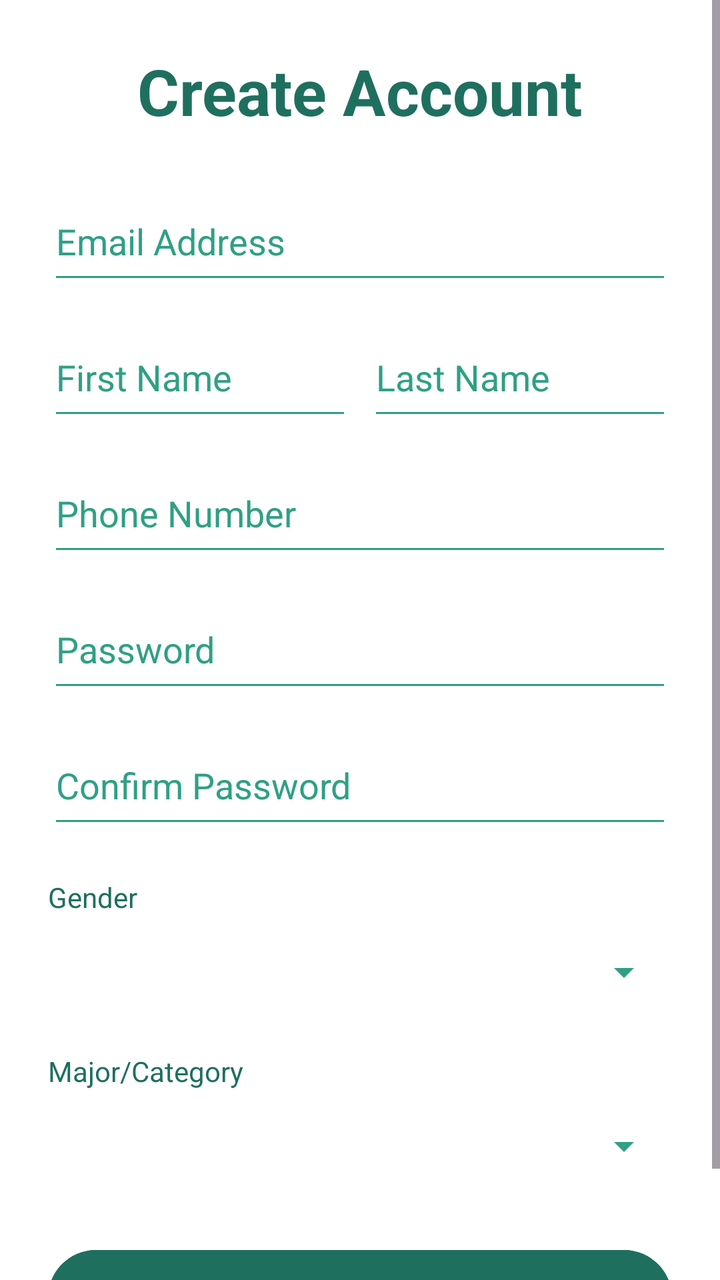
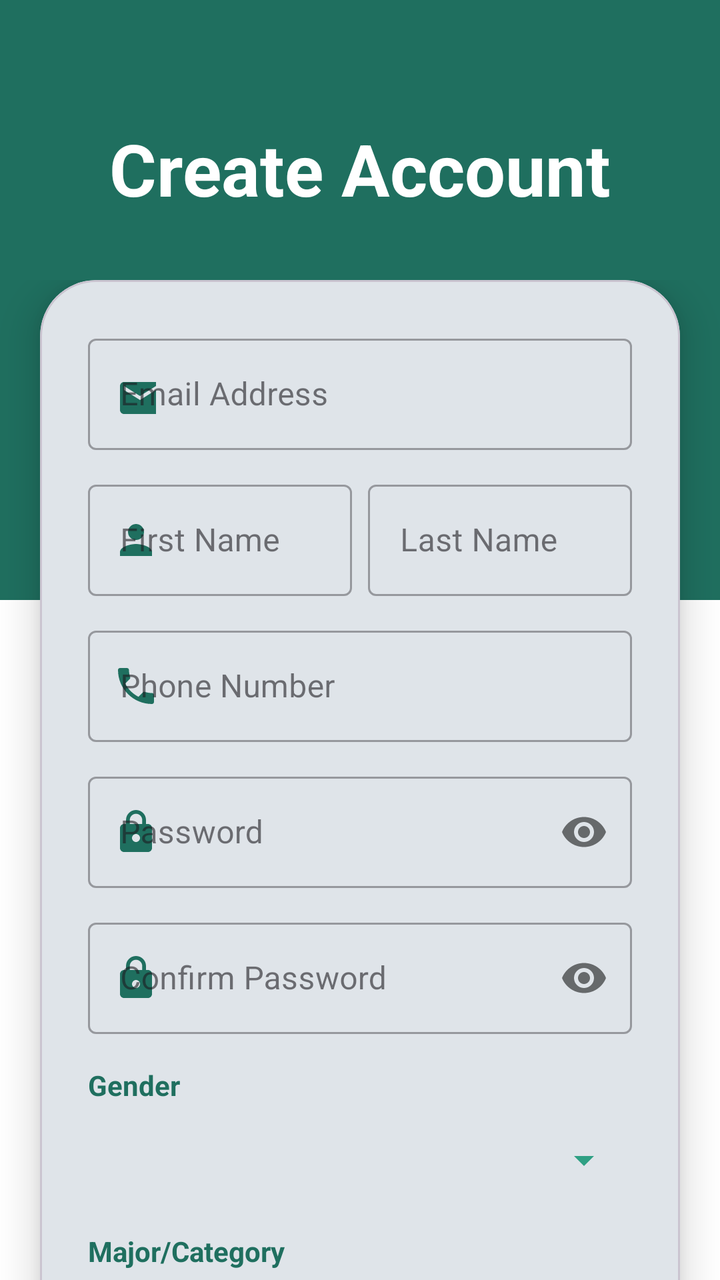

Two renders of the same Android screen: before a commit and after it. Below are the layout's source before the change and the commit's diff.
<!-- AndroidManifest.xml: application theme Theme._1222275_1220495_CourseProject -->
<!-- res/layout/activity_register.xml -->
<?xml version="1.0" encoding="utf-8"?>
<ScrollView xmlns:android="http://schemas.android.com/apk/res/android"
    android:layout_width="match_parent"
    android:layout_height="match_parent"
    android:background="@color/white"
    android:fillViewport="true">

    <LinearLayout
        android:layout_width="match_parent"
        android:layout_height="wrap_content"
        android:orientation="vertical"
        android:padding="24dp"
        android:gravity="center_horizontal">

        <TextView
            android:layout_width="wrap_content"
            android:layout_height="wrap_content"
            android:text="Create Account"
            android:textColor="@color/primary_green"
            android:textSize="32sp"
            android:textStyle="bold"
            android:layout_marginBottom="24dp"/>

        <EditText
            android:id="@+id/etEmail"
            android:layout_width="match_parent"
            android:layout_height="56dp"
            android:hint="Email Address"
            android:inputType="textEmailAddress"
            android:backgroundTint="@color/secondary_green"
            android:textColor="@color/primary_green"
            android:textColorHint="@color/secondary_green"
            android:layout_marginBottom="12dp"/>

        <LinearLayout
            android:layout_width="match_parent"
            android:layout_height="wrap_content"
            android:orientation="horizontal"
            android:layout_marginBottom="12dp">

            <EditText
                android:id="@+id/etFirstName"
                android:layout_width="0dp"
                android:layout_height="56dp"
                android:layout_weight="1"
                android:hint="First Name"
                android:inputType="textPersonName"
                android:backgroundTint="@color/secondary_green"
                android:textColor="@color/primary_green"
                android:textColorHint="@color/secondary_green"
                android:layout_marginEnd="8dp"/>

            <EditText
                android:id="@+id/etLastName"
                android:layout_width="0dp"
                android:layout_height="56dp"
                android:layout_weight="1"
                android:hint="Last Name"
                android:inputType="textPersonName"
                android:backgroundTint="@color/secondary_green"
                android:textColor="@color/primary_green"
                android:textColorHint="@color/secondary_green"/>
        </LinearLayout>

        <EditText
            android:id="@+id/etPhone"
            android:layout_width="match_parent"
            android:layout_height="56dp"
            android:hint="Phone Number"
            android:inputType="phone"
            android:backgroundTint="@color/secondary_green"
            android:textColor="@color/primary_green"
            android:textColorHint="@color/secondary_green"
            android:layout_marginBottom="12dp"/>

        <EditText
            android:id="@+id/etPassword"
            android:layout_width="match_parent"
            android:layout_height="56dp"
            android:hint="Password"
            android:inputType="textPassword"
            android:backgroundTint="@color/secondary_green"
            android:textColor="@color/primary_green"
            android:textColorHint="@color/secondary_green"
            android:layout_marginBottom="12dp"/>

        <EditText
            android:id="@+id/etConfirmPassword"
            android:layout_width="match_parent"
            android:layout_height="56dp"
            android:hint="Confirm Password"
            android:inputType="textPassword"
            android:backgroundTint="@color/secondary_green"
            android:textColor="@color/primary_green"
            android:textColorHint="@color/secondary_green"
            android:layout_marginBottom="20dp"/>

        <TextView
            android:layout_width="match_parent"
            android:layout_height="wrap_content"
            android:text="Gender"
            android:textColor="@color/primary_green"
            android:layout_marginBottom="4dp"/>

        <Spinner
            android:id="@+id/spinnerGender"
            android:layout_width="match_parent"
            android:layout_height="48dp"
            android:backgroundTint="@color/secondary_green"
            android:layout_marginBottom="16dp"/>

        <TextView
            android:layout_width="match_parent"
            android:layout_height="wrap_content"
            android:text="Major/Category"
            android:textColor="@color/primary_green"
            android:layout_marginBottom="4dp"/>

        <Spinner
            android:id="@+id/spinnerCategory"
            android:layout_width="match_parent"
            android:layout_height="48dp"
            android:backgroundTint="@color/secondary_green"
            android:layout_marginBottom="24dp"/>

        <Button
            android:id="@+id/btnRegister"
            android:layout_width="match_parent"
            android:layout_height="56dp"
            android:text="Sign Up"
            android:backgroundTint="@color/primary_green"
            android:textColor="@color/white"
            android:textSize="18sp"
            android:textAllCaps="false"/>

    </LinearLayout>
</ScrollView>
<!-- resources referenced by this layout -->
<resources>
  <color name="primary_green">#1F6F5F</color>
  <color name="secondary_green">#2FA084</color>
  <color name="white">#FFFFFFFF</color>
  <style name="Theme._1222275_1220495_CourseProject" parent="Base.Theme._1222275_1220495_CourseProject" />
  <style name="Base.Theme._1222275_1220495_CourseProject" parent="Theme.Material3.Light.NoActionBar">
          
          <item name="colorPrimary">@color/primary_green</item>
          <item name="colorSecondary">@color/secondary_green</item>
          <item name="android:windowBackground">@color/white</item>
          <item name="android:statusBarColor">@color/primary_green</item>
      </style>
</resources>

<!-- the commit's change to res/layout/activity_register.xml (unified diff, before → after) -->
@@ -1,137 +1,186 @@
 <?xml version="1.0" encoding="utf-8"?>
-<ScrollView xmlns:android="http://schemas.android.com/apk/res/android"
+<androidx.coordinatorlayout.widget.CoordinatorLayout xmlns:android="http://schemas.android.com/apk/res/android"
+    xmlns:app="http://schemas.android.com/apk/res-auto"
     android:layout_width="match_parent"
     android:layout_height="match_parent"
-    android:background="@color/white"
-    android:fillViewport="true">
+    android:background="@color/white">
 
-    <LinearLayout
+    
+    <View
         android:layout_width="match_parent"
+        android:layout_height="300dp"
+        android:background="@color/primary_green" />
+
+    <TextView
+        android:layout_width="wrap_content"
         android:layout_height="wrap_content"
-        android:orientation="vertical"
-        android:padding="24dp"
-        android:gravity="center_horizontal">
+        android:layout_gravity="top|center_horizontal"
+        android:layout_marginTop="60dp"
+        android:text="Create Account"
+        android:textColor="@color/white"
+        android:textSize="36sp"
+        android:textStyle="bold" />
 
-        <TextView
-            android:layout_width="wrap_content"
-            android:layout_height="wrap_content"
-            android:text="Create Account"
-            android:textColor="@color/primary_green"
-            android:textSize="32sp"
-            android:textStyle="bold"
-            android:layout_marginBottom="24dp"/>
+    
+    <androidx.core.widget.NestedScrollView
+        android:layout_width="match_parent"
+        android:layout_height="match_parent"
+        android:layout_marginTop="140dp"
+        android:clipToPadding="false"
+        android:paddingBottom="40dp">
 
-        <EditText
-            android:id="@+id/etEmail"
-            android:layout_width="match_parent"
-            android:layout_height="56dp"
-            android:hint="Email Address"
-            android:inputType="textEmailAddress"
-            android:backgroundTint="@color/secondary_green"
-            android:textColor="@color/primary_green"
-            android:textColorHint="@color/secondary_green"
-            android:layout_marginBottom="12dp"/>
-
-        <LinearLayout
+        <com.google.android.material.card.MaterialCardView
             android:layout_width="match_parent"
             android:layout_height="wrap_content"
-            android:orientation="horizontal"
-            android:layout_marginBottom="12dp">
+            android:layout_marginHorizontal="20dp"
+            android:layout_marginBottom="20dp"
+            app:cardCornerRadius="28dp"
+            app:cardElevation="12dp">
 
-            <EditText
-                android:id="@+id/etFirstName"
-                android:layout_width="0dp"
-                android:layout_height="56dp"
-                android:layout_weight="1"
-                android:hint="First Name"
-                android:inputType="textPersonName"
-                android:backgroundTint="@color/secondary_green"
-                android:textColor="@color/primary_green"
-                android:textColorHint="@color/secondary_green"
-                android:layout_marginEnd="8dp"/>
+            <LinearLayout
+                android:layout_width="match_parent"
+                android:layout_height="wrap_content"
+                android:orientation="vertical"
+                android:padding="24dp">
 
-            <EditText
-                android:id="@+id/etLastName"
-                android:layout_width="0dp"
-                android:layout_height="56dp"
-                android:layout_weight="1"
-                android:hint="Last Name"
-                android:inputType="textPersonName"
-                android:backgroundTint="@color/secondary_green"
-                android:textColor="@color/primary_green"
-                android:textColorHint="@color/secondary_green"/>
-        </LinearLayout>
+                <com.google.android.material.textfield.TextInputLayout
+                    style="@style/Widget.MaterialComponents.TextInputLayout.OutlinedBox"
+                    android:layout_width="match_parent"
+                    android:layout_height="wrap_content"
+                    android:hint="Email Address"
+                    app:startIconDrawable="@drawable/ic_email"
+                    app:startIconTint="@color/primary_green">
+                    <com.google.android.material.textfield.TextInputEditText
+                        android:id="@+id/etEmail"
+                        android:layout_width="match_parent"
+                        android:layout_height="wrap_content"
+                        android:inputType="textEmailAddress" />
+                </com.google.android.material.textfield.TextInputLayout>
 
-        <EditText
-            android:id="@+id/etPhone"
-            android:layout_width="match_parent"
-            android:layout_height="56dp"
-            android:hint="Phone Number"
-            android:inputType="phone"
-            android:backgroundTint="@color/secondary_green"
-            android:textColor="@color/primary_green"
-            android:textColorHint="@color/secondary_green"
-            android:layout_marginBottom="12dp"/>
+                <LinearLayout
+                    android:layout_width="match_parent"
+                    android:layout_height="wrap_content"
+                    android:layout_marginTop="12dp"
+                    android:orientation="horizontal">
 
-        <EditText
-            android:id="@+id/etPassword"
-            android:layout_width="match_parent"
-            android:layout_height="56dp"
-            android:hint="Password"
-            android:inputType="textPassword"
-            android:backgroundTint="@color/secondary_green"
-            android:textColor="@color/primary_green"
-            android:textColorHint="@color/secondary_green"
-            android:layout_marginBottom="12dp"/>
+                    <com.google.android.material.textfield.TextInputLayout
+                        style="@style/Widget.MaterialComponents.TextInputLayout.OutlinedBox"
+                        android:layout_width="0dp"
+                        android:layout_height="wrap_content"
+                        android:layout_weight="1"
+                        android:layout_marginEnd="4dp"
+                        android:hint="First Name"
+                        app:startIconDrawable="@drawable/ic_person"
+                        app:startIconTint="@color/primary_green">
+                        <com.google.android.material.textfield.TextInputEditText
+                            android:id="@+id/etFirstName"
+                            android:layout_width="match_parent"
+                            android:layout_height="wrap_content" />
+                    </com.google.android.material.textfield.TextInputLayout>
 
-        <EditText
-            android:id="@+id/etConfirmPassword"
-            android:layout_width="match_parent"
-            android:layout_height="56dp"
-            android:hint="Confirm Password"
-            android:inputType="textPassword"
-            android:backgroundTint="@color/secondary_green"
-            android:textColor="@color/primary_green"
-            android:textColorHint="@color/secondary_green"
-            android:layout_marginBottom="20dp"/>
+                    <com.google.android.material.textfield.TextInputLayout
+                        style="@style/Widget.MaterialComponents.TextInputLayout.OutlinedBox"
+                        android:layout_width="0dp"
+                        android:layout_height="wrap_content"
+                        android:layout_weight="1"
+                        android:layout_marginStart="4dp"
+                        android:hint="Last Name">
+                        <com.google.android.material.textfield.TextInputEditText
+                            android:id="@+id/etLastName"
+                            android:layout_width="match_parent"
+                            android:layout_height="wrap_content" />
+                    </com.google.android.material.textfield.TextInputLayout>
+                </LinearLayout>
 
-        <TextView
-            android:layout_width="match_parent"
-            android:layout_height="wrap_content"
-            android:text="Gender"
-            android:textColor="@color/primary_green"
-            android:layout_marginBottom="4dp"/>
+                <com.google.android.material.textfield.TextInputLayout
+                    style="@style/Widget.MaterialComponents.TextInputLayout.OutlinedBox"
+                    android:layout_width="match_parent"
+                    android:layout_height="wrap_content"
+                    android:layout_marginTop="12dp"
+                    android:hint="Phone Number"
+                    app:startIconDrawable="@drawable/ic_phone"
+                    app:startIconTint="@color/primary_green">
+                    <com.google.android.material.textfield.TextInputEditText
+                        android:id="@+id/etPhone"
+                        android:layout_width="match_parent"
+                        android:layout_height="wrap_content"
+                        android:inputType="phone" />
+                </com.google.android.material.textfield.TextInputLayout>
 
-        <Spinner
-            android:id="@+id/spinnerGender"
-            android:layout_width="match_parent"
-            android:layout_height="48dp"
-            android:backgroundTint="@color/secondary_green"
-            android:layout_marginBottom="16dp"/>
+                <com.google.android.material.textfield.TextInputLayout
+                    style="@style/Widget.MaterialComponents.TextInputLayout.OutlinedBox"
+                    android:layout_width="match_parent"
+                    android:layout_height="wrap_content"
+                    android:layout_marginTop="12dp"
+                    android:hint="Password"
+                    app:passwordToggleEnabled="true"
+                    app:startIconDrawable="@drawable/ic_lock"
+                    app:startIconTint="@color/primary_green">
+                    <com.google.android.material.textfield.TextInputEditText
+                        android:id="@+id/etPassword"
+                        android:layout_width="match_parent"
+                        android:layout_height="wrap_content"
+                        android:inputType="textPassword" />
+                </com.google.android.material.textfield.TextInputLayout>
 
-        <TextView
-            android:layout_width="match_parent"
-            android:layout_height="wrap_content"
-            android:text="Major/Category"
-            android:textColor="@color/primary_green"
-            android:layout_marginBottom="4dp"/>
+                <com.google.android.material.textfield.TextInputLayout
+                    style="@style/Widget.MaterialComponents.TextInputLayout.OutlinedBox"
+                    android:layout_width="match_parent"
+                    android:layout_height="wrap_content"
+                    android:layout_marginTop="12dp"
+                    android:hint="Confirm Password"
+                    app:passwordToggleEnabled="true"
+                    app:startIconDrawable="@drawable/ic_lock"
+                    app:startIconTint="@color/primary_green">
+                    <com.google.android.material.textfield.TextInputEditText
+                        android:id="@+id/etConfirmPassword"
+                        android:layout_width="match_parent"
+                        android:layout_height="wrap_content"
+                        android:inputType="textPassword" />
+                </com.google.android.material.textfield.TextInputLayout>
 
-        <Spinner
-            android:id="@+id/spinnerCategory"
-            android:layout_width="match_parent"
-            android:layout_height="48dp"
-            android:backgroundTint="@color/secondary_green"
-            android:layout_marginBottom="24dp"/>
+                <TextView
+                    android:layout_width="wrap_content"
+                    android:layout_height="wrap_content"
+                    android:layout_marginTop="16dp"
+                    android:text="Gender"
+                    android:textColor="@color/primary_green"
+                    android:textStyle="bold" />
+                <Spinner
+                    android:id="@+id/spinnerGender"
+                    android:layout_width="match_parent"
+                    android:layout_height="48dp"
+                    android:layout_marginTop="4dp"
+                    android:backgroundTint="@color/secondary_green" />
 
-        <Button
-            android:id="@+id/btnRegister"
-            android:layout_width="match_parent"
-            android:layout_height="56dp"
-            android:text="Sign Up"
-            android:backgroundTint="@color/primary_green"
-            android:textColor="@color/white"
-            android:textSize="18sp"
-            android:textAllCaps="false"/>
+                <TextView
+                    android:layout_width="wrap_content"
+                    android:layout_height="wrap_content"
+                    android:layout_marginTop="12dp"
+                    android:text="Major/Category"
+                    android:textColor="@color/primary_green"
+                    android:textStyle="bold" />
+                <Spinner
+                    android:id="@+id/spinnerCategory"
+                    android:layout_width="match_parent"
+                    android:layout_height="48dp"
+                    android:layout_marginTop="4dp"
+                    android:backgroundTint="@color/secondary_green" />
 
-    </LinearLayout>
-</ScrollView>
+                <com.google.android.material.button.MaterialButton
+                    android:id="@+id/btnRegister"
+                    android:layout_width="match_parent"
+                    android:layout_height="60dp"
+                    android:layout_marginTop="32dp"
+                    android:text="Sign Up"
+                    android:textAllCaps="false"
+                    android:textSize="18sp"
+                    app:cornerRadius="16dp"
+                    app:backgroundTint="@color/primary_green"
+                    android:elevation="8dp" />
+
+            </LinearLayout>
+        </com.google.android.material.card.MaterialCardView>
+    </androidx.core.widget.NestedScrollView>
+
+</androidx.coordinatorlayout.widget.CoordinatorLayout>
<!-- resource entries referenced after the edit -->
@@ -3,6 +3,54 @@
   <color name="primary_green">#1F6F5F</color>
   <color name="secondary_green">#2FA084</color>
   <color name="white">#FFFFFFFF</color>
+  <!-- drawable ic_email (drawable) -->
+  <?xml version="1.0" encoding="utf-8"?>
+  <vector xmlns:android="http://schemas.android.com/apk/res/android"
+      android:width="20dp"
+      android:height="20dp"
+      android:viewportWidth="20"
+      android:viewportHeight="20"
+      android:tint="#2FA084">
+      <path
+          android:fillColor="@android:color/white"
+          android:pathData="M20,4H4c-1.1,0 -1.99,0.9 -1.99,2L2,18c0,1.1 0.9,2 2,2h16c1.1,0 2,-0.9 2,-2V6c0,-1.1 -0.9,-2 -2,-2zM20,8l-8,5L4,8V6l8,5 8,-5v2z" />
+  </vector>
+  <!-- drawable ic_lock (drawable) -->
+  <?xml version="1.0" encoding="utf-8"?>
+  <vector xmlns:android="http://schemas.android.com/apk/res/android"
+      android:width="24dp"
+      android:height="24dp"
+      android:viewportWidth="24"
+      android:viewportHeight="24"
+      android:tint="#2FA084">
+      <path
+          android:fillColor="@android:color/white"
+          android:pathData="M18,8h-1V6c0,-2.76 -2.24,-5 -5,-5S7,3.24 7,6v2H6c-1.1,0 -2,0.9 -2,2v10c0,1.1 0.9,2 2,2h12c1.1,0 2,-0.9 2,-2V10c0,-1.1 -0.9,-2 -2,-2zM12,17c-1.1,0 -2,-0.9 -2,-2s0.9,-2 2,-2 2,0.9 2,2 -0.9,2 -2,2zM15.1,8L8.9,8V6c0,-1.71 1.39,-3.1 3.1,-3.1 1.71,0 3.1,1.39 3.1,3.1v2z" />
+  </vector>
+  <!-- drawable ic_person (drawable) -->
+  <?xml version="1.0" encoding="utf-8"?>
+  <vector xmlns:android="http://schemas.android.com/apk/res/android"
+      android:width="24dp"
+      android:height="24dp"
+      android:viewportWidth="24"
+      android:viewportHeight="24"
+      android:tint="#2FA084">
+      <path
+          android:fillColor="@android:color/white"
+          android:pathData="M12,12c2.21,0 4,-1.79 4,-4s-1.79,-4 -4,-4 -4,1.79 -4,4 1.79,4 4,4zM12,14c-2.67,0 -8,1.34 -8,4v2h16v-2c0,-2.66 -5.33,-4 -8,-4z" />
+  </vector>
+  <!-- drawable ic_phone (drawable) -->
+  <?xml version="1.0" encoding="utf-8"?>
+  <vector xmlns:android="http://schemas.android.com/apk/res/android"
+      android:width="24dp"
+      android:height="24dp"
+      android:viewportWidth="24"
+      android:viewportHeight="24"
+      android:tint="#2FA084">
+      <path
+          android:fillColor="@android:color/white"
+          android:pathData="M6.62,10.79c1.44,2.83 3.76,5.14 6.59,6.59l2.2,-2.2c0.27,-0.27 0.67,-0.36 1.02,-0.24 1.12,0.37 2.33,0.57 3.57,0.57 0.55,0 1,0.45 1,1L21,20c0,0.55 -0.45,1 -1,1 -9.39,0 -17,-7.61 -17,-17 0,-0.55 0.45,-1 1,-1h3.5c0.55,0 1,0.45 1,1 0,1.25 0.2,2.45 0.57,3.57 0.11,0.35 0.03,0.74 -0.25,1.02l-2.2,2.2z" />
+  </vector>
   <style name="Theme._1222275_1220495_CourseProject" parent="Base.Theme._1222275_1220495_CourseProject" />
   <style name="Base.Theme._1222275_1220495_CourseProject" parent="Theme.Material3.Light.NoActionBar">
           
